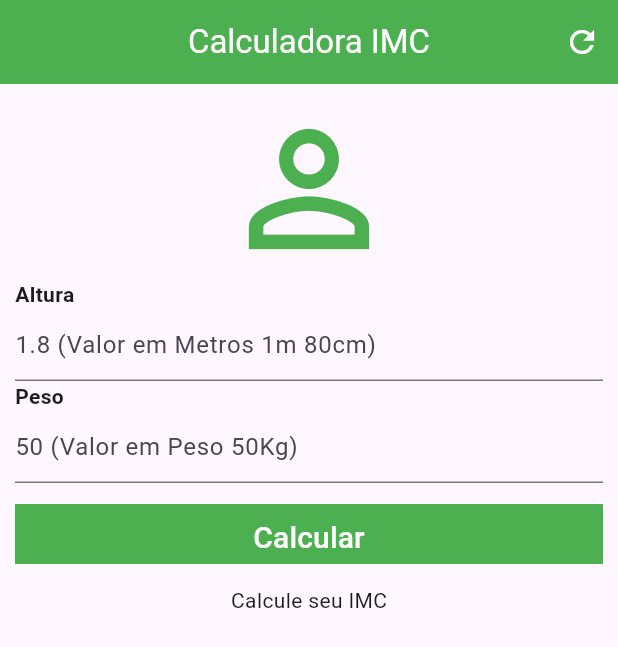
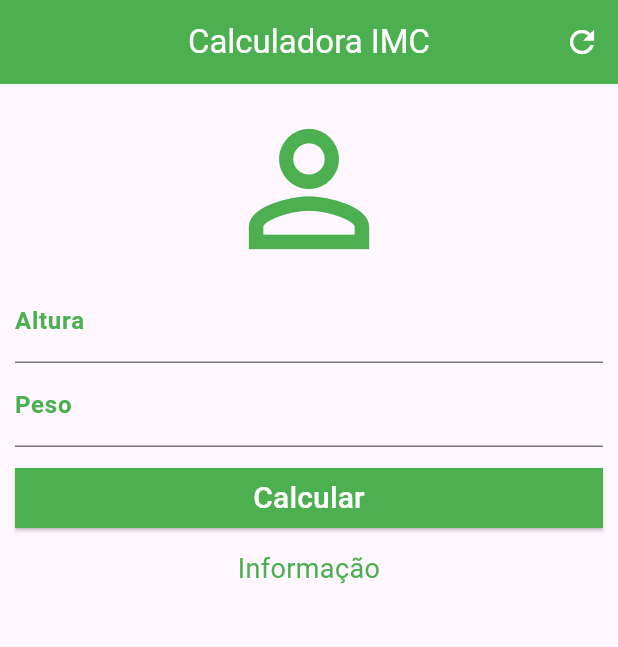
Before and after one commit to joaopaulo10101010/Calculadora-de-IMC-DART-, a Flutter app: the screen it shows after launch, on a phone screen of 412 x 824 dp. Shown: the top 647 px of the screen. Run offline on Flutter 3.47's test engine with Material 3 defaults, Android fonts, the phone set to English and light mode, and no system bars.

Commit message:
melhorias no alinhamento

```diff
--- a/lib/main.dart
+++ b/lib/main.dart
@@ -20,17 +20,26 @@ class _IMCState extends State<IMC> {
   final TextEditingController controlepeso = TextEditingController();
   final TextEditingController controlealt = TextEditingController();
 
-  void Calcular(){
+  void calcular(){
     setState(() {
     String textopeso = controlepeso.text;
     String textoalt = controlealt.text;
 
-    altura = double.parse(textoalt);
-    peso = double.parse(textopeso);
+    if(textoalt != null && textoalt != ""){
+      altura = double.parse(textoalt);
+    }else{
+      altura = 0;
+    }
+    if(textopeso != null && textopeso != ""){
+      peso = double.parse(textopeso);
+    }else{
+      peso = 0;
+    }
+
     resultadoIMC = peso/(altura*altura);
     });
   }
-  void Recaregar(){
+  void recaregar(){
     setState(() {
        controlepeso.text = "";
        controlealt.text = "";
@@ -39,18 +48,16 @@ class _IMCState extends State<IMC> {
 
   @override
   Widget build(BuildContext context) {
-    return Scaffold(appBar: AppBar(centerTitle: true, backgroundColor: Colors.green,title: Text("Calculadora IMC",style: TextStyle(color: Colors.white),),actions: [IconButton(onPressed: Recaregar, icon: Icon(Icons.refresh,color: Colors.white,))]),
+    return Scaffold(appBar: AppBar(centerTitle: true, backgroundColor: Colors.green,title: Text("Calculadora IMC",style: TextStyle(color: Colors.white),),actions: [IconButton(onPressed: recaregar, icon: Icon(Icons.refresh,color: Colors.white,))]),
 
-    body: Container(padding: EdgeInsets.all(10),child: Column(children: [
+    body: Container(padding: EdgeInsets.all(10),child: Column(crossAxisAlignment: CrossAxisAlignment.stretch,children: [
     Icon(Icons.person_outline,size: 120,color: Colors.green,),
-    Row(children: [Text("Altura",style: TextStyle(fontWeight: FontWeight.bold),)]),
-    TextField(controller: controlealt,decoration: InputDecoration(hintText: "1.8 (Valor em Metros 1m 80cm)",),),
-    Row(children: [Text("Peso",style: TextStyle(fontWeight: FontWeight.bold),)],),
-    TextField(controller: controlepeso,decoration: InputDecoration(hintText: "50 (Valor em Peso 50Kg)"),),
+    TextField(textAlign: TextAlign.center,keyboardType: TextInputType.number,controller: controlealt,decoration: InputDecoration(labelText: 'Altura',hintText: "1.8 (Valor em Metros 1m 80cm)",labelStyle: TextStyle(color: Colors.green,fontWeight: FontWeight.bold)),),
+    TextField(textAlign: TextAlign.center,keyboardType: TextInputType.number,controller: controlepeso,decoration: InputDecoration(labelText: 'Peso',hintText: "50 (Valor em Peso 50Kg)",labelStyle: TextStyle(color: Colors.green,fontWeight: FontWeight.bold)),),
     SizedBox(height: 10,),
-    TextButton(onPressed: Calcular,style: TextButton.styleFrom(shape: RoundedRectangleBorder( borderRadius: BorderRadius.circular(0)),backgroundColor: Colors.green,fixedSize: Size(400, 40)), child: Text("Calcular",style: TextStyle(color: Colors.white,fontSize: 20),),),
+    ElevatedButton(onPressed: calcular,style: ElevatedButton.styleFrom(shape: RoundedRectangleBorder( borderRadius: BorderRadius.circular(0)),backgroundColor: Colors.green,), child: Text("Calcular",style: TextStyle(color: Colors.white,fontSize: 20),),),
     SizedBox(height: 10,),
-    Text((resultadoIMC<=0)?"Calcule seu IMC": (resultadoIMC<18.5)?"Seu peso esta abaixo da media: IMC ${resultadoIMC.toString()}": (resultadoIMC<24.9)? "Seu peso esta na media: IMC ${resultadoIMC.toString()}":"Você esta acima do peso: IMC ${resultadoIMC.toString()}")],),),
+    Text(style: TextStyle(fontSize: 18,color: Colors.green),textAlign: TextAlign.center,(resultadoIMC<=0)?"Informação": (resultadoIMC<18.5)?"Seu peso esta abaixo da media: IMC ${resultadoIMC.toString()}": (resultadoIMC<24.9)? "Seu peso esta na media: IMC ${resultadoIMC.toString()}":"Você esta acima do peso: IMC ${resultadoIMC.toString()}")],),),
 
     );
   }
```
Also changed, not shown: 1 other file.
